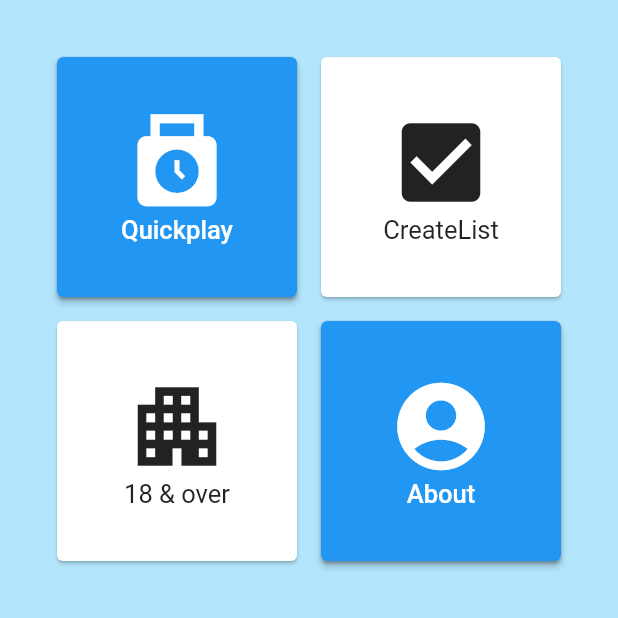
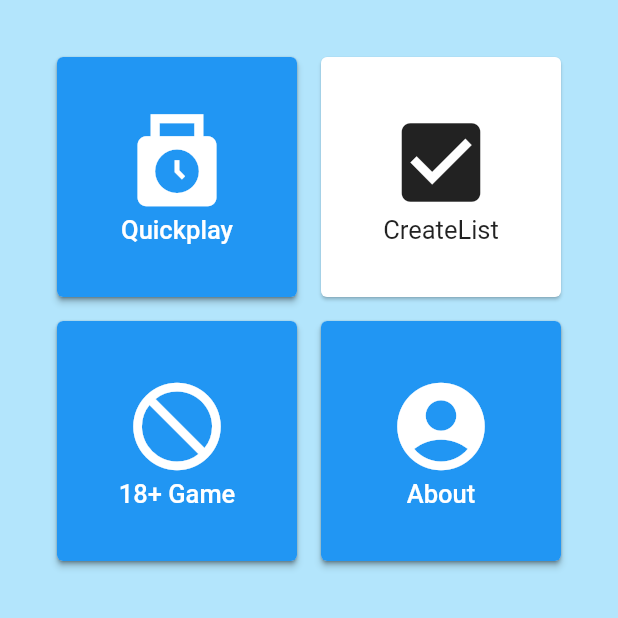
Before and after one commit to cfcastaneda98/Thinking_Crisis, a Flutter app: the screen it shows after launch, after a tap on "Tap", on a phone screen of 412 x 824 dp, the top half of it. Run offline on Flutter 3.47's test engine with Material 2 defaults, Android fonts, the phone set to English and light mode, and no system bars.

Commit message:
Added Over 18 Page

```diff
--- a/lib/View/HomeScreen.dart
+++ b/lib/View/HomeScreen.dart
@@ -1,6 +1,8 @@
 import 'package:flutter/material.dart';
 import 'package:thinking_crisis/Controller/QuickPlay.dart';
 import 'package:thinking_crisis/View/AboutScreen.dart';
+
+import 'Over18Screen.dart';
 
 class HomeScreen extends StatefulWidget {
   const HomeScreen({Key? key}) : super(key: key);
@@ -35,7 +37,7 @@ class _HomeScreenState extends State<HomeScreen> {
                       mainAxisSize: MainAxisSize.min,
                       children: <Widget>[
                         Icon(Icons.punch_clock,size: 70.0,),
-                        Text('Quickplay',style: new TextStyle(fontSize: 17.0,))
+                        Text('Quickplay',style: new TextStyle(fontSize: 17.0))
                       ],
                     ),
                   ),
@@ -67,18 +69,24 @@ class _HomeScreenState extends State<HomeScreen> {
                 child: InkWell(
                   onTap: (){},
                   splashColor: Colors.black,
-                  child: Center(
-                    child: Column(
-                      mainAxisSize: MainAxisSize.min,
-                      children: <Widget>[
-                        Icon(Icons.apartment,size: 70.0,),
-                        Text('18 & over',style: new TextStyle(fontSize: 17.0))
-                      ],
+                  child: ElevatedButton(
+                    onPressed:(){
+                      Navigator.push(context,
+                        MaterialPageRoute(builder: (context) => Over18Screen()),
+                      );
+                    },
+                    child: Center(
+                      child: Column(
+                        mainAxisSize: MainAxisSize.min,
+                        children: <Widget>[
+                          Icon(Icons.block_flipped,size: 70.0,),
+                          Text('18+ Game',style: new TextStyle(fontSize: 17.0))
+                        ],
+                      ),
                     ),
                   ),
                 ),
               ),
-
               //Right(2) icon
               Card(
                 margin: EdgeInsets.all(8.0),
--- a/lib/View/TitleScreen.dart
+++ b/lib/View/TitleScreen.dart
@@ -47,6 +47,16 @@ class TitleScreen extends StatelessWidget{
                 ),
               ),
             ),
+            Align(
+              alignment: Alignment.centerLeft,
+              child: Text(
+                'Ver 1.0.0',
+                style: TextStyle(color: Colors.black,
+                    fontWeight: FontWeight.bold,
+                    fontSize: 15,
+              ),
+            ),
+            ),
            ],
           ),
         ),
```
Also changed, not shown: lib/Controller/QuickPlay.dart (+7 -0 lines), lib/View/Over18Screen.dart (added, +68 -0 lines), 5 other files.
